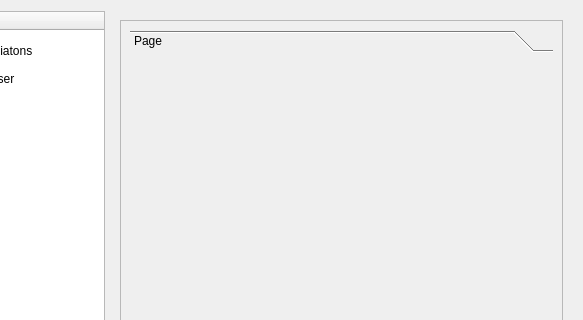
Qt form mks/ui/UISettings.ui (andreikop/enki) before a commit; both pictures show x 86 to 669 and y 0 to 320 of the 669 by 711 pixel window.
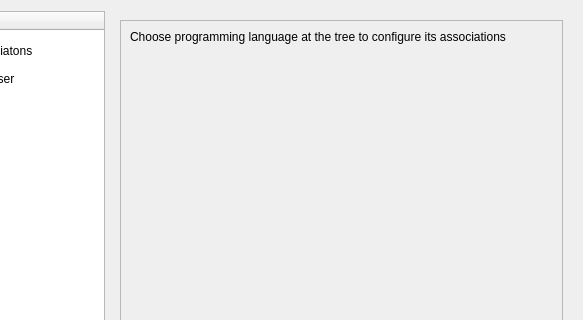
The same form after that commit. Custom widgets are drawn as their Qt base class.

```diff
--- a/mks/ui/UISettings.ui
+++ b/mks/ui/UISettings.ui
@@ -271,23 +271,16 @@
             </property>
             <layout class="QVBoxLayout" name="verticalLayout_20">
              <item>
-              <widget class="QToolBox" name="tboxAssociations">
-               <property name="currentIndex">
-                <number>0</number>
+              <widget class="QLabel" name="label_5">
+               <property name="text">
+                <string>Choose programming language at the tree to configure its associations</string>
                </property>
-               <widget class="QWidget" name="page">
-                <property name="geometry">
-                 <rect>
-                  <x>0</x>
-                  <y>0</y>
-                  <width>423</width>
-                  <height>582</height>
-                 </rect>
-                </property>
-                <attribute name="label">
-                 <string>Page</string>
-                </attribute>
-               </widget>
+               <property name="alignment">
+                <set>Qt::AlignLeading|Qt::AlignLeft|Qt::AlignTop</set>
+               </property>
+               <property name="wordWrap">
+                <bool>true</bool>
+               </property>
               </widget>
              </item>
             </layout>
```
